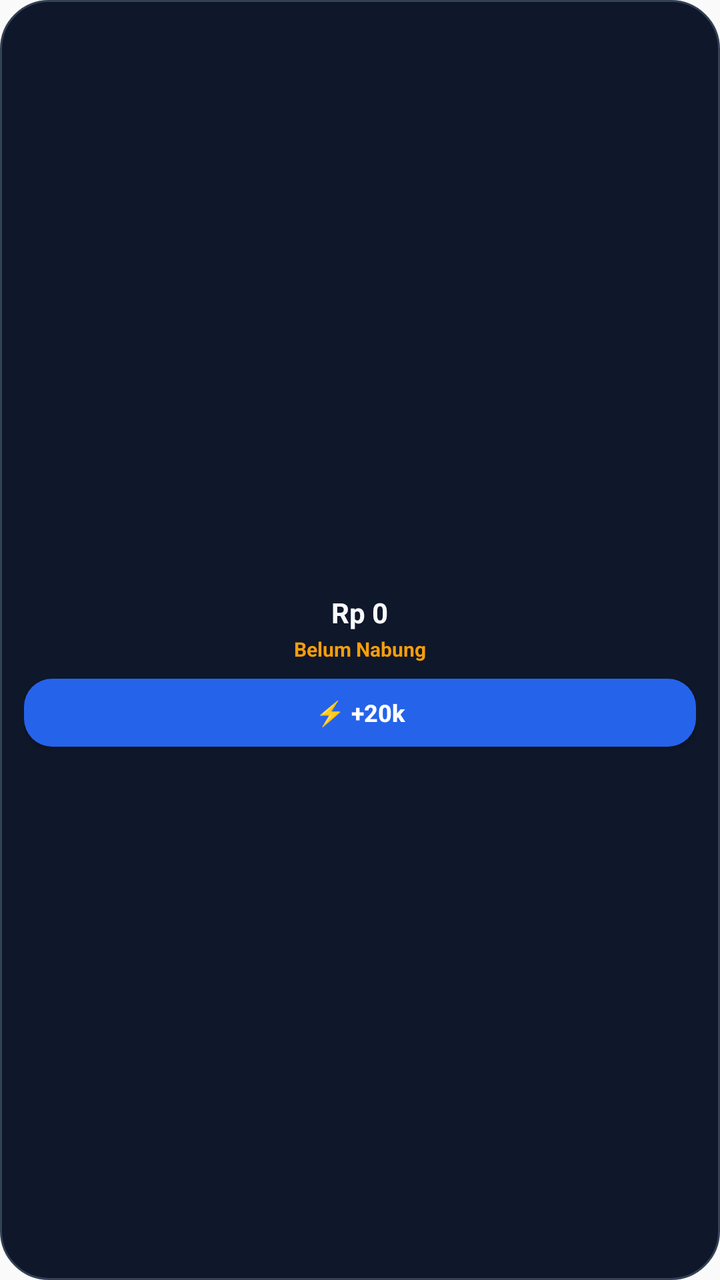
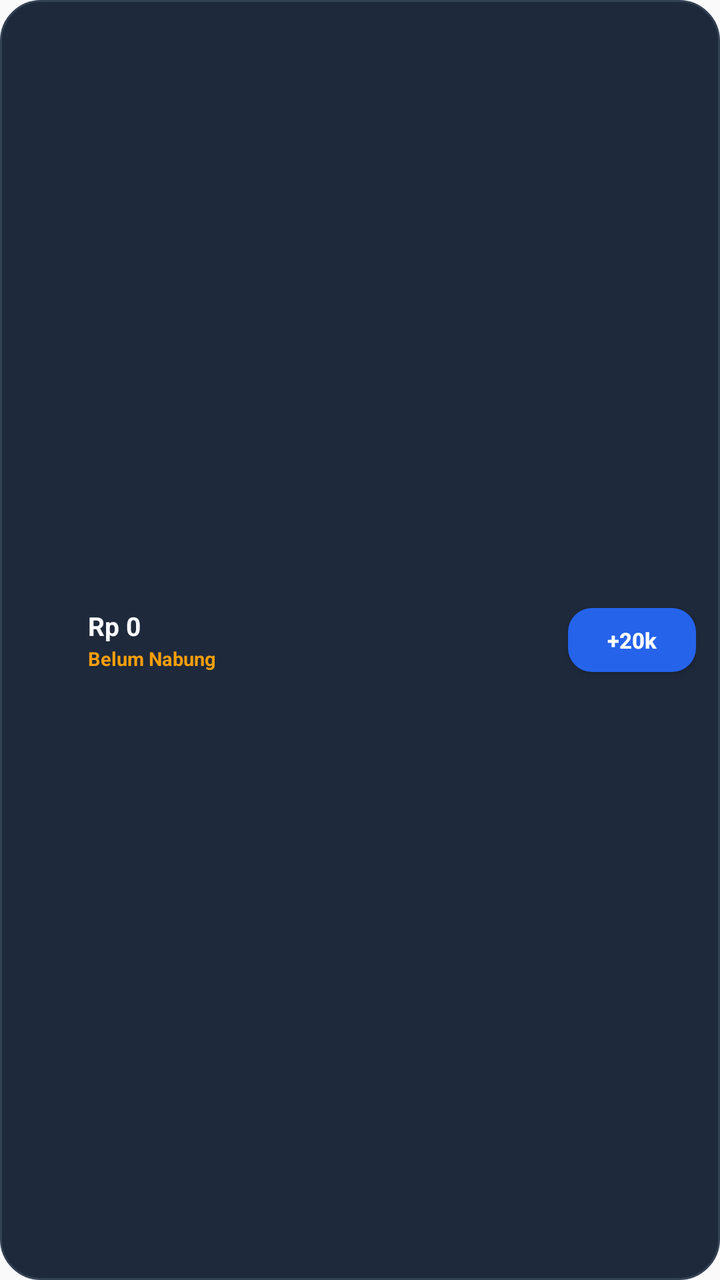

Two renders of the same Android screen: before a commit and after it. Below are the layout's source before the change and the commit's diff.
<!-- AndroidManifest.xml: application theme android:Theme.Material.Light.NoActionBar -->
<!-- res/layout/widget_angel_small.xml -->
<?xml version="1.0" encoding="utf-8"?>
<LinearLayout xmlns:android="http://schemas.android.com/apk/res/android"
    android:id="@+id/widget_root"
    android:layout_width="match_parent"
    android:layout_height="match_parent"
    android:background="@drawable/bg_widget_container"
    android:gravity="center"
    android:orientation="vertical"
    android:padding="12dp">

    
    <ImageView
        android:layout_width="24dp"
        android:layout_height="24dp"
        android:contentDescription="@string/app_name"
        android:src="@mipmap/ic_launcher" />

    <TextView
        android:id="@+id/tv_widget_small_amount"
        android:layout_width="wrap_content"
        android:layout_height="wrap_content"
        android:layout_marginTop="6dp"
        android:ellipsize="end"
        android:maxLines="1"
        android:text="Rp 0"
        android:textColor="#F8FAFC"
        android:textSize="14sp"
        android:textStyle="bold" />

    <TextView
        android:id="@+id/tv_widget_small_streak"
        android:layout_width="wrap_content"
        android:layout_height="wrap_content"
        android:layout_marginTop="2dp"
        android:text="Belum Nabung"
        android:textColor="#F59E0B"
        android:textSize="10sp"
        android:textStyle="bold" />

    
    <Button
        android:id="@+id/btn_widget_save"
        android:layout_width="match_parent"
        android:layout_height="34dp"
        android:layout_marginTop="8dp"
        android:background="@drawable/bg_widget_button"
        android:text="⚡ +20k"
        android:textAllCaps="false"
        android:textColor="#FFFFFF"
        android:textSize="12sp"
        android:textStyle="bold" />

</LinearLayout>
<!-- resources referenced by this layout -->
<resources>
  <!-- drawable bg_widget_button (drawable) -->
  <?xml version="1.0" encoding="utf-8"?>
  <shape xmlns:android="http://schemas.android.com/apk/res/android"
      android:shape="rectangle">
      <corners android:radius="14dp" />
      <solid android:color="#2563EB" />
  </shape>
  <!-- drawable bg_widget_container (drawable) -->
  <?xml version="1.0" encoding="utf-8"?>
  <shape xmlns:android="http://schemas.android.com/apk/res/android"
      android:shape="rectangle">
      <corners android:radius="24dp" />
      <solid android:color="#0F172A" />
      <stroke android:width="1dp" android:color="#334155" />
  </shape>
  <!-- mipmap ic_launcher (mipmap-anydpi-v26) -->
  <?xml version="1.0" encoding="utf-8"?>
  <adaptive-icon xmlns:android="http://schemas.android.com/apk/res/android">
      <background android:drawable="@drawable/ic_launcher_background" />
      <foreground android:drawable="@drawable/ic_launcher_foreground" />
  </adaptive-icon>
  <string name="app_name">Angel</string>
  <!-- drawable ic_launcher_background (drawable) -->
  <?xml version="1.0" encoding="utf-8"?>
  <vector xmlns:android="http://schemas.android.com/apk/res/android"
      android:width="108dp"
      android:height="108dp"
      android:viewportWidth="108"
      android:viewportHeight="108">
      
      <path
          android:fillColor="#0F172A"
          android:pathData="M0,0h108v108h-108z" />
      
      <path
          android:fillColor="#1E293B"
          android:pathData="M54,14 A40,40 0 1 0 54,94 A40,40 0 1 0 54,14 Z"
          android:fillAlpha="0.6" />
      <path
          android:fillColor="#3B82F6"
          android:pathData="M54,28 A26,26 0 1 0 54,80 A26,26 0 1 0 54,28 Z"
          android:fillAlpha="0.15" />
  </vector>
  <!-- drawable ic_launcher_foreground: vector/xml drawable (drawable, 3443 chars, omitted) -->
</resources>

<!-- the commit's change to res/layout/widget_angel_small.xml (unified diff, before → after) -->
@@ -4,50 +4,66 @@
     android:layout_width="match_parent"
     android:layout_height="match_parent"
     android:background="@drawable/bg_widget_container"
-    android:gravity="center"
-    android:orientation="vertical"
-    android:padding="12dp">
+    android:gravity="center_vertical"
+    android:orientation="horizontal"
+    android:paddingStart="12dp"
+    android:paddingTop="8dp"
+    android:paddingEnd="12dp"
+    android:paddingBottom="8dp">
 
     
     <ImageView
-        android:layout_width="24dp"
-        android:layout_height="24dp"
+        android:layout_width="22dp"
+        android:layout_height="22dp"
         android:contentDescription="@string/app_name"
         android:src="@mipmap/ic_launcher" />
 
-    <TextView
-        android:id="@+id/tv_widget_small_amount"
-        android:layout_width="wrap_content"
+    <LinearLayout
+        android:layout_width="0dp"
         android:layout_height="wrap_content"
-        android:layout_marginTop="6dp"
-        android:ellipsize="end"
-        android:maxLines="1"
-        android:text="Rp 0"
-        android:textColor="#F8FAFC"
-        android:textSize="14sp"
-        android:textStyle="bold" />
+        android:layout_marginStart="10dp"
+        android:layout_weight="1"
+        android:gravity="center_vertical"
+        android:orientation="vertical">
 
-    <TextView
-        android:id="@+id/tv_widget_small_streak"
-        android:layout_width="wrap_content"
-        android:layout_height="wrap_content"
-        android:layout_marginTop="2dp"
-        android:text="Belum Nabung"
-        android:textColor="#F59E0B"
-        android:textSize="10sp"
-        android:textStyle="bold" />
+        <TextView
+            android:id="@+id/tv_widget_small_amount"
+            android:layout_width="wrap_content"
+            android:layout_height="wrap_content"
+            android:ellipsize="end"
+            android:maxLines="1"
+            android:text="Rp 0"
+            android:textColor="#F8FAFC"
+            android:textSize="13sp"
+            android:textStyle="bold" />
+
+        <TextView
+            android:id="@+id/tv_widget_small_streak"
+            android:layout_width="wrap_content"
+            android:layout_height="wrap_content"
+            android:layout_marginTop="1dp"
+            android:ellipsize="end"
+            android:maxLines="1"
+            android:text="Belum Nabung"
+            android:textColor="#F59E0B"
+            android:textSize="9.5sp"
+            android:textStyle="bold" />
+    </LinearLayout>
 
     
     <Button
         android:id="@+id/btn_widget_save"
-        android:layout_width="match_parent"
-        android:layout_height="34dp"
-        android:layout_marginTop="8dp"
+        android:layout_width="wrap_content"
+        android:layout_height="32dp"
+        android:layout_marginStart="8dp"
         android:background="@drawable/bg_widget_button"
-        android:text="⚡ +20k"
+        android:minWidth="64dp"
+        android:paddingStart="10dp"
+        android:paddingEnd="10dp"
+        android:text="+20k"
         android:textAllCaps="false"
         android:textColor="#FFFFFF"
-        android:textSize="12sp"
+        android:textSize="11sp"
         android:textStyle="bold" />
 
 </LinearLayout>
<!-- resource entries referenced after the edit -->
@@ -4,15 +4,15 @@
   <?xml version="1.0" encoding="utf-8"?>
   <shape xmlns:android="http://schemas.android.com/apk/res/android"
       android:shape="rectangle">
-      <corners android:radius="14dp" />
+      <corners android:radius="12dp" />
       <solid android:color="#2563EB" />
   </shape>
   <!-- drawable bg_widget_container (drawable) -->
   <?xml version="1.0" encoding="utf-8"?>
   <shape xmlns:android="http://schemas.android.com/apk/res/android"
       android:shape="rectangle">
-      <corners android:radius="24dp" />
-      <solid android:color="#0F172A" />
+      <corners android:radius="20dp" />
+      <solid android:color="#1E293B" />
       <stroke android:width="1dp" android:color="#334155" />
   </shape>
   <!-- mipmap ic_launcher (mipmap-anydpi-v26) -->
